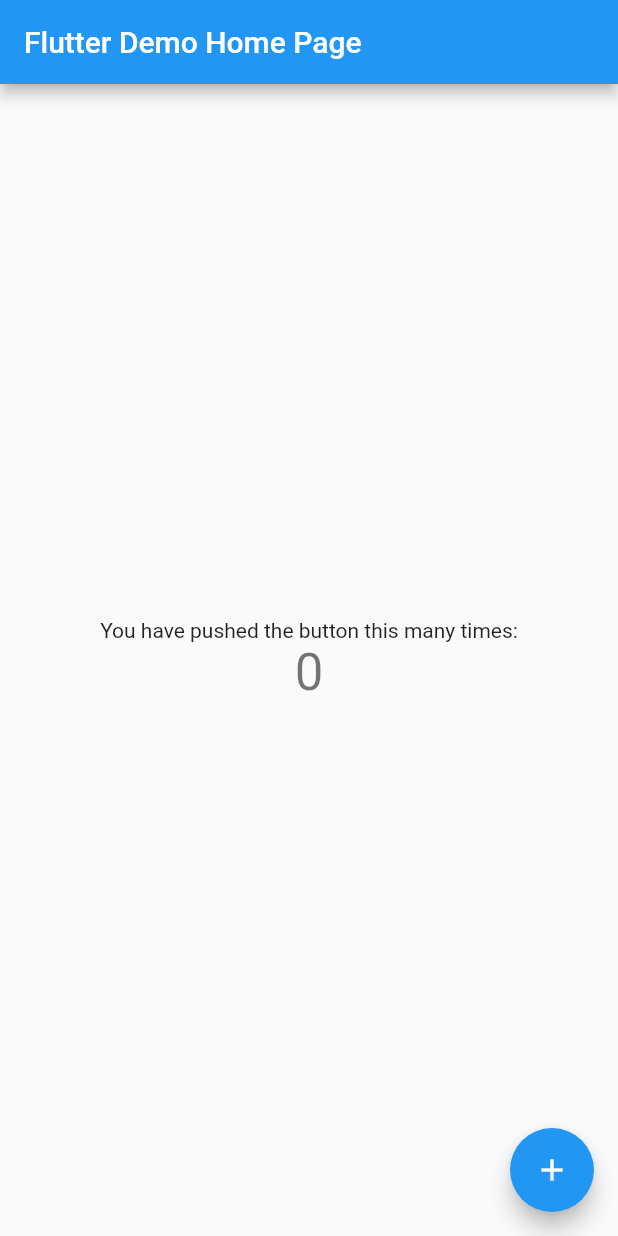
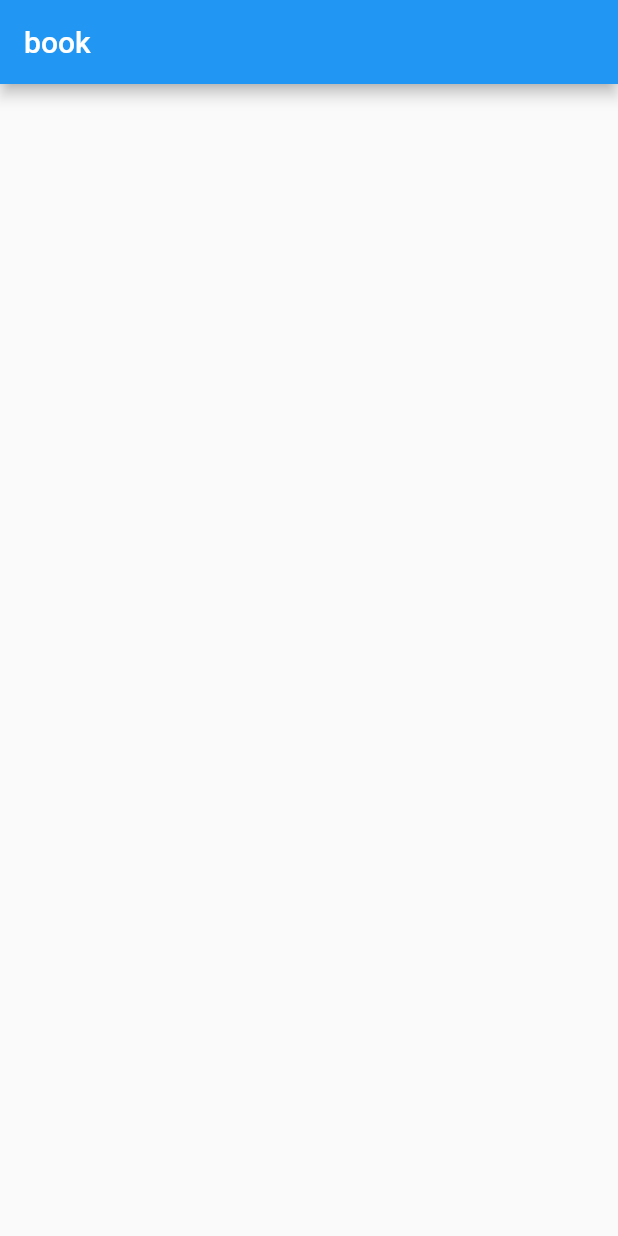
Before and after one commit to YagiRyu/FlutterWithFirebase, a Flutter app: the screen it shows after launch, on a phone screen of 412 x 824 dp. Run offline on Flutter 3.47's test engine with Material 2 defaults, Android fonts, the phone set to English and light mode, and no system bars; our stand-ins replace cloud_firestore, firebase_core; accounts and stored records are empty.

```diff
--- /dev/null
+++ b/lib/book_list_page.dart
@@ -0,0 +1,35 @@
+import 'package:cloud_firestore/cloud_firestore.dart';
+import 'package:flutter/material.dart';
+
+class BookListPage extends StatelessWidget {
+  final Stream<QuerySnapshot> _usersStream =
+  FirebaseFirestore.instance.collection('books').snapshots();
+
+  @override
+  Widget build(BuildContext context) {
+    return Scaffold(
+        appBar: AppBar(
+          title: const Text("book"),
+        ),
+        body: Center(
+          child: StreamBuilder<QuerySnapshot>(
+            stream: _usersStream,
+            builder: (BuildContext context, AsyncSnapshot<QuerySnapshot> snapshot) {
+              if (snapshot.connectionState == ConnectionState.waiting) {
+                return Text("Loading");
+              }
+              return ListView(
+                children: snapshot.data!.docs.map((DocumentSnapshot document) {
+                  Map<String, dynamic> data = document.data()! as Map<String, dynamic>;
+                  return ListTile(
+                    title: Text(data['title']),
+                    subtitle: Text(data['author']),
+                  );
+                }).toList(),
+              );
+            },
+          )
+        )
+    );
+  }
+}
--- a/lib/main.dart
+++ b/lib/main.dart
@@ -1,116 +1,19 @@
+import 'package:firebase_core/firebase_core.dart';
 import 'package:flutter/material.dart';
+import 'package:flutter_firebase/book_list_page.dart';
 
-void main() {
-  runApp(const MyApp());
+void main() async {
+  WidgetsFlutterBinding.ensureInitialized();
+  await Firebase.initializeApp();
+  runApp(MyApp());
 }
 
 class MyApp extends StatelessWidget {
-  const MyApp({Key? key}) : super(key: key);
-
-
-  // This widget is the root of your application.
   @override
   Widget build(BuildContext context) {
     return MaterialApp(
       title: 'Flutter Demo',
-      theme: ThemeData(
-        // This is the theme of your application.
-        //
-        // Try running your application with "flutter run". You'll see the
-        // application has a blue toolbar. Then, without quitting the app, try
-        // changing the primarySwatch below to Colors.green and then invoke
-        // "hot reload" (press "r" in the console where you ran "flutter run",
-        // or simply save your changes to "hot reload" in a Flutter IDE).
-        // Notice that the counter didn't reset back to zero; the application
-        // is not restarted.
-        primarySwatch: Colors.blue,
-      ),
-      home: const MyHomePage(title: 'Flutter Demo Home Page'),
+      home: BookListPage(),
     );
   }
 }
-
-class MyHomePage extends StatefulWidget {
-  const MyHomePage({Key? key, required this.title}) : super(key: key);
-
-  // This widget is the home page of your application. It is stateful, meaning
-  // that it has a State object (defined below) that contains fields that affect
-  // how it looks.
-
-  // This class is the configuration for the state. It holds the values (in this
-  // case the title) provided by the parent (in this case the App widget) and
-  // used by the build method of the State. Fields in a Widget subclass are
-  // always marked "final".
-
-  final String title;
-
-  @override
-  State<MyHomePage> createState() => _MyHomePageState();
-}
-
-class _MyHomePageState extends State<MyHomePage> {
-  int _counter = 0;
-
-  void _incrementCounter() {
-    setState(() {
-      // This call to setState tells the Flutter framework that something has
-      // changed in this State, which causes it to rerun the build method below
-      // so that the display can reflect the updated values. If we changed
-      // _counter without calling setState(), then the build method would not be
-      // called again, and so nothing would appear to happen.
-      _counter++;
-    });
-  }
-
-  @override
-  Widget build(BuildContext context) {
-    // This method is rerun every time setState is called, for instance as done
-    // by the _incrementCounter method above.
-    //
-    // The Flutter framework has been optimized to make rerunning build methods
-    // fast, so that you can just rebuild anything that needs updating rather
-    // than having to individually change instances of widgets.
-    return Scaffold(
-      appBar: AppBar(
-        // Here we take the value from the MyHomePage object that was created by
-        // the App.build method, and use it to set our appbar title.
-        title: Text(widget.title),
-      ),
-      body: Center(
-        // Center is a layout widget. It takes a single child and positions it
-        // in the middle of the parent.
-        child: Column(
-          // Column is also a layout widget. It takes a list of children and
-          // arranges them vertically. By default, it sizes itself to fit its
-          // children horizontally, and tries to be as tall as its parent.
-          //
-          // Invoke "debug painting" (press "p" in the console, choose the
-          // "Toggle Debug Paint" action from the Flutter Inspector in Android
-          // Studio, or the "Toggle Debug Paint" command in Visual Studio Code)
-          // to see the wireframe for each widget.
-          //
-          // Column has various properties to control how it sizes itself and
-          // how it positions its children. Here we use mainAxisAlignment to
-          // center the children vertically; the main axis here is the vertical
-          // axis because Columns are vertical (the cross axis would be
-          // horizontal).
-          mainAxisAlignment: MainAxisAlignment.center,
-          children: <Widget>[
-            const Text(
-              'You have pushed the button this many times:',
-            ),
-            Text(
-              '$_counter',
-              style: Theme.of(context).textTheme.headline4,
-            ),
-          ],
-        ),
-      ),
-      floatingActionButton: FloatingActionButton(
-        onPressed: _incrementCounter,
-        tooltip: 'Increment',
-        child: const Icon(Icons.add),
-      ), // This trailing comma makes auto-formatting nicer for build methods.
-    );
-  }
-}
--- a/pubspec.yaml
+++ b/pubspec.yaml
@@ -30,10 +30,11 @@ dependencies:
   flutter:
     sdk: flutter
 
-
   # The following adds the Cupertino Icons font to your application.
   # Use with the CupertinoIcons class for iOS style icons.
   cupertino_icons: ^1.0.2
+  firebase_core: ^1.14.0
+  cloud_firestore: ^3.1.11
 
 dev_dependencies:
   flutter_test:
```
Also changed, not shown: pubspec.lock, 11 other files.
